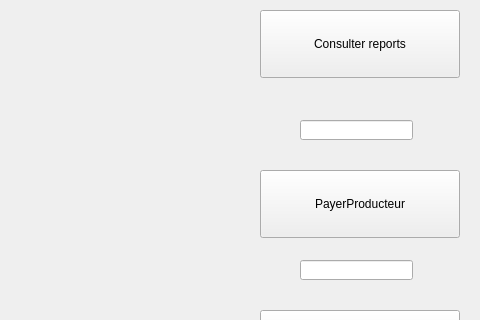
Before: the Qt Designer form IG/responsableIG/ResponsablePanel/widget.ui in 4mbroise/goodBasket, drawn with Qt 5; both pictures show x 670 to 1150 and y 0 to 320 of the 1150 by 670 pixel window.
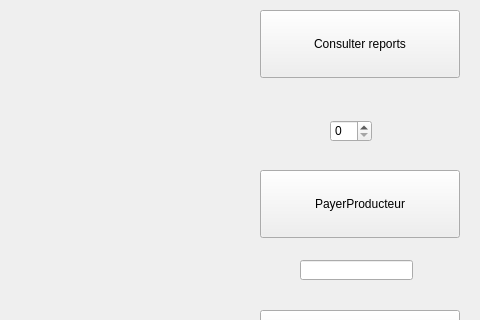
After: the same form once the commit is applied.

Commit message: ajouter payer producteur dans responsable avec modele de producteur et produit.

What changed in the file:
```diff
--- a/IG/responsableIG/ResponsablePanel/widget.ui
+++ b/IG/responsableIG/ResponsablePanel/widget.ui
@@ -94,16 +94,6 @@
     <bool>false</bool>
    </property>
   </widget>
-  <widget class="QLineEdit" name="NumProducteur">
-   <property name="geometry">
-    <rect>
-     <x>970</x>
-     <y>120</y>
-     <width>113</width>
-     <height>20</height>
-    </rect>
-   </property>
-  </widget>
   <widget class="QLineEdit" name="Numlivraison">
    <property name="geometry">
     <rect>
@@ -124,6 +114,16 @@
     </rect>
    </property>
   </widget>
+  <widget class="QSpinBox" name="NumProducteur">
+   <property name="geometry">
+    <rect>
+     <x>1000</x>
+     <y>120</y>
+     <width>42</width>
+     <height>22</height>
+    </rect>
+   </property>
+  </widget>
  </widget>
  <resources/>
  <connections/>
```
The commit also changes 8 other files.
